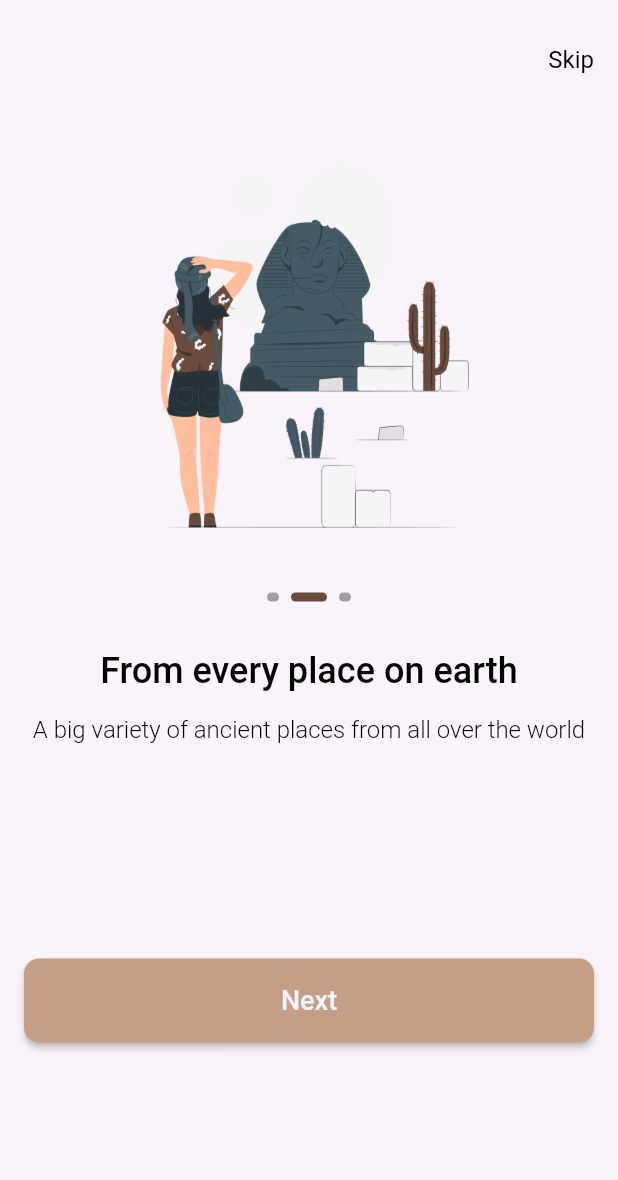
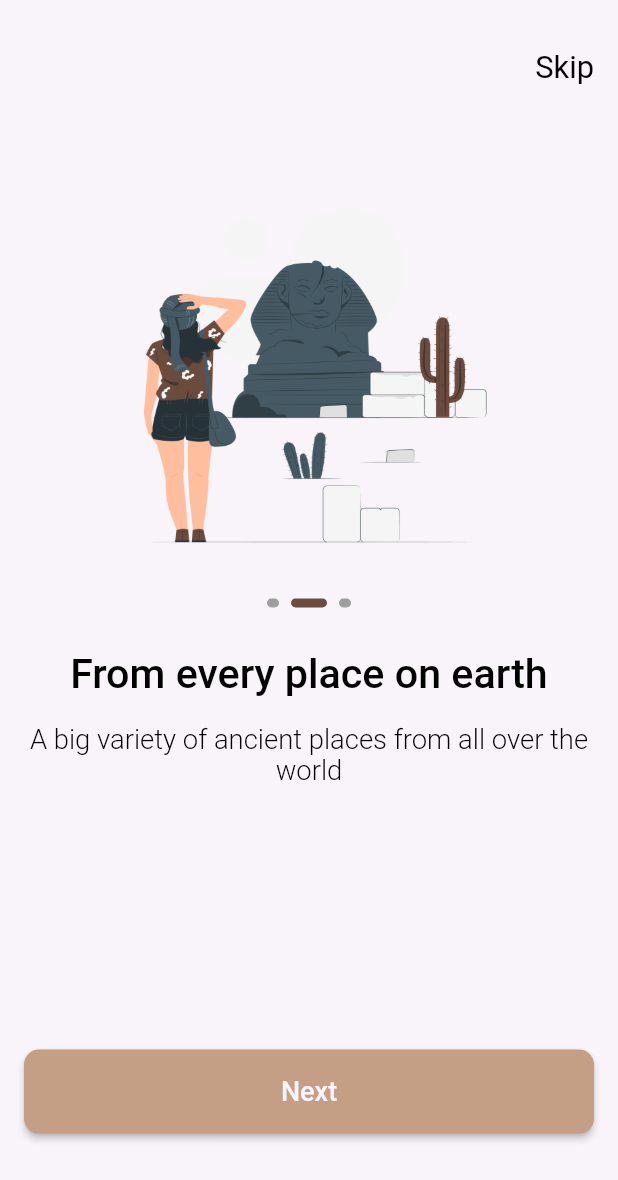
Before and after one commit to elsankary99/dalel_app, a Flutter app: the screen it shows after launch, swiped to page 2, on a phone screen of 412 x 824 dp. Shown: the top 1180 px of the screen. Run offline on Flutter 3.47's test engine with Material 2 defaults, Android fonts, the phone set to English and light mode, and no system bars; drawn by our look-alikes of smooth_page_indicator; our stand-ins replace auto_route, device_preview, flutter_screenutil, shared_preferences; Roboto replaces fonts that are missing (Poppins).

Commit message:
make onboarding responsive

```diff
--- a/lib/app.dart
+++ b/lib/app.dart
@@ -1,4 +1,6 @@
+import 'package:device_preview/device_preview.dart';
 import 'package:flutter/material.dart';
+import 'package:flutter_screenutil/flutter_screenutil.dart';
 import 'package:test/core/constant/app_colors.dart';
 import 'package:test/core/router/app_router.dart';
 
@@ -7,10 +9,17 @@ class MyApp extends StatelessWidget {
 
   @override
   Widget build(BuildContext context) {
-    return MaterialApp.router(
-      debugShowCheckedModeBanner: false,
-      theme: ThemeData(scaffoldBackgroundColor: AppColors.offWhite),
-      routerConfig: router.config(),
-    );
+    return ScreenUtilInit(
+        designSize: const Size(360, 690),
+        minTextAdapt: true,
+        splitScreenMode: true,
+        builder: (context, child) => MaterialApp.router(
+              useInheritedMediaQuery: true,
+              locale: DevicePreview.locale(context),
+              builder: DevicePreview.appBuilder,
+              debugShowCheckedModeBanner: false,
+              theme: ThemeData(scaffoldBackgroundColor: AppColors.offWhite),
+              routerConfig: router.config(),
+            ));
   }
 }
--- a/lib/core/constant/app_text_style.dart
+++ b/lib/core/constant/app_text_style.dart
@@ -1,39 +1,40 @@
 import 'package:flutter/material.dart';
+import 'package:flutter_screenutil/flutter_screenutil.dart';
 import 'package:test/core/constant/app_colors.dart';
 
 abstract class CustomTextStyles {
   static final pacifico400style64 = TextStyle(
-    fontSize: 64,
+    fontSize: 64.sp,
     fontWeight: FontWeight.w400,
     color: AppColors.deebBrown,
     fontFamily: "Pacifico",
   );
   static final pacifico600style28 = TextStyle(
-    fontSize: 28,
+    fontSize: 28.sp,
     fontWeight: FontWeight.w600,
     color: AppColors.black,
     fontFamily: "Poppins",
   );
   static final pacifico400style12 = TextStyle(
-    fontSize: 12,
+    fontSize: 12.sp,
     fontWeight: FontWeight.w400,
     color: AppColors.deebGrey,
     fontFamily: "Poppins",
   );
   static final pacifico500style18 = TextStyle(
-    fontSize: 18,
+    fontSize: 18.sp,
     fontWeight: FontWeight.w500,
     color: AppColors.grey,
     fontFamily: "Poppins",
   );
-  static const poppins500style24 = TextStyle(
-    fontSize: 24,
+  static final poppins500style24 = TextStyle(
+    fontSize: 24.sp,
     fontWeight: FontWeight.w500,
     color: Colors.black,
     fontFamily: "Poppins",
   );
-  static const poppins300style16 = TextStyle(
-    fontSize: 16,
+  static final poppins300style16 = TextStyle(
+    fontSize: 16.sp,
     fontWeight: FontWeight.w300,
     color: Colors.black,
     fontFamily: "Poppins",
--- /dev/null
+++ b/lib/core/extension/media_query.dart
@@ -0,0 +1,6 @@
+import 'package:flutter/material.dart';
+
+extension MediaQueryValues on BuildContext {
+  double get width => MediaQuery.of(this).size.width;
+  double get height => MediaQuery.of(this).size.height;
+}
--- a/lib/screen/view/OnBoarding/onboarding_page.dart
+++ b/lib/screen/view/OnBoarding/onboarding_page.dart
@@ -1,5 +1,6 @@
 import 'package:auto_route/auto_route.dart';
 import 'package:flutter/material.dart';
+import 'package:test/core/extension/media_query.dart';
 import 'package:test/screen/widget/onboaeding_widget/last_onboarding_btn.dart';
 import 'package:test/screen/widget/onboaeding_widget/onboarding_appbar.dart';
 import 'package:test/screen/widget/onboaeding_widget/onboarding_indecator.dart';
@@ -24,7 +25,7 @@ class _OnBoardingPageState extends State<OnBoardingPage> {
           child: ListView(
             physics: const BouncingScrollPhysics(),
             children: [
-              const SizedBox(height: 30),
+              SizedBox(height: context.height * 0.04),
               const OnBoardingAppBar(),
               OnBoardingIndicator(
                 controller: controller,
--- a/lib/screen/widget/onboaeding_widget/last_onboarding_btn.dart
+++ b/lib/screen/widget/onboaeding_widget/last_onboarding_btn.dart
@@ -1,8 +1,10 @@
 import 'package:auto_route/auto_route.dart';
 import 'package:flutter/material.dart';
+import 'package:flutter_screenutil/flutter_screenutil.dart';
 import 'package:test/core/constant/app_colors.dart';
 import 'package:test/core/constant/app_strings.dart';
 import 'package:test/core/constant/app_text_style.dart';
+import 'package:test/core/extension/media_query.dart';
 import 'package:test/core/router/app_router.dart';
 import 'package:test/core/widget/custom_button.dart';
 import 'package:test/data/model/onboarding_model/onboarding_model.dart';
@@ -17,7 +19,7 @@ class LastOnBoardingButton extends StatelessWidget {
     return currentIndex != onboardingList.length - 1
         ? Column(
             children: [
-              const SizedBox(height: 40),
+              SizedBox(height: context.height * 0.13),
               CustomButton(
                   text: AppStrings.next,
                   onPressed: () {
@@ -28,21 +30,22 @@ class LastOnBoardingButton extends StatelessWidget {
             ],
           )
         : Column(children: [
-            const SizedBox(height: 16),
+            SizedBox(height: context.height * 0.091),
             CustomButton(
                 text: AppStrings.createAccount,
                 onPressed: () => context.router.replace(const SignUpRoute())),
-            const SizedBox(height: 12),
+            SizedBox(height: context.height * 0.02),
             GestureDetector(
               onTap: () => context.router.replace(const LoginRoute()),
               child: Text(AppStrings.loginNow,
                   style: CustomTextStyles.poppins300style16.copyWith(
                     fontWeight: FontWeight.w400,
+                    fontSize: 16.sp,
                     color: AppColors.deebBrown,
                     decoration: TextDecoration.underline,
                   )),
             ),
-            const SizedBox(height: 7),
+            SizedBox(height: context.height * 0.02),
           ]);
   }
 }
--- a/lib/screen/widget/onboaeding_widget/onBoarding_body.dart
+++ b/lib/screen/widget/onboaeding_widget/onBoarding_body.dart
@@ -1,5 +1,6 @@
 import 'package:flutter/material.dart';
 import 'package:test/core/constant/app_text_style.dart';
+import 'package:test/core/extension/media_query.dart';
 import 'package:test/data/model/onboarding_model/onboarding_model.dart';
 import 'package:test/screen/widget/onboaeding_widget/custom_somth_indicator.dart';
 
@@ -17,23 +18,23 @@ class OnBoardingBody extends StatelessWidget {
   Widget build(BuildContext context) {
     return Column(
       children: [
-        const SizedBox(height: 42),
+        SizedBox(height: context.height * 0.08),
         Container(
-          height: 270,
-          width: 278,
+          height: context.height * 0.3,
+          width: context.width * 0.75,
           decoration: BoxDecoration(
               image: DecorationImage(
                   image: AssetImage(data.image), fit: BoxFit.fill)),
         ),
-        const SizedBox(height: 34),
+        SizedBox(height: context.width * 0.07),
         CustomSmoothPageIndicator(controller: controller),
-        const SizedBox(height: 32),
+        SizedBox(height: context.width * 0.07),
         Text(data.title,
             textAlign: TextAlign.center,
             maxLines: 2,
             overflow: TextOverflow.ellipsis,
             style: CustomTextStyles.poppins500style24),
-        const SizedBox(height: 16),
+        SizedBox(height: context.width * 0.04),
         Text(data.subTitle,
             textAlign: TextAlign.center,
             maxLines: 2,
--- a/lib/screen/widget/onboaeding_widget/onboarding_appbar.dart
+++ b/lib/screen/widget/onboaeding_widget/onboarding_appbar.dart
@@ -1,5 +1,6 @@
 import 'package:auto_route/auto_route.dart';
 import 'package:flutter/material.dart';
+import 'package:flutter_screenutil/flutter_screenutil.dart';
 import 'package:test/core/constant/app_strings.dart';
 import 'package:test/core/constant/app_text_style.dart';
 import 'package:test/core/router/app_router.dart';
@@ -18,7 +19,7 @@ class OnBoardingAppBar extends StatelessWidget {
           onTap: () => context.router.replace(const SignUpRoute()),
           child: Text(AppStrings.skip,
               style: CustomTextStyles.poppins300style16
-                  .copyWith(fontWeight: FontWeight.w400)),
+                  .copyWith(fontWeight: FontWeight.w400, fontSize: 18.sp)),
         ),
       ],
     );
--- a/lib/screen/widget/onboaeding_widget/onboarding_indecator.dart
+++ b/lib/screen/widget/onboaeding_widget/onboarding_indecator.dart
@@ -1,4 +1,5 @@
 import 'package:flutter/material.dart';
+import 'package:test/core/extension/media_query.dart';
 import 'package:test/data/model/onboarding_model/onboarding_model.dart';
 import 'package:test/screen/widget/onboaeding_widget/onBoarding_body.dart';
 
@@ -14,7 +15,7 @@ class OnBoardingIndicator extends StatelessWidget {
   @override
   Widget build(BuildContext context) {
     return SizedBox(
-      height: 550,
+      height: context.height * 0.65,
       child: PageView.builder(
         onPageChanged: onPageChanged,
         physics: const BouncingScrollPhysics(),
--- a/pubspec.yaml
+++ b/pubspec.yaml
@@ -30,8 +30,11 @@ environment:
 dependencies:
   auto_route: ^7.8.3
   cupertino_icons: ^1.0.2
+  device_preview: ^1.1.0
   flutter:
     sdk: flutter
+  flutter_screenutil: ^5.9.0
+  shared_preferences: ^2.2.1
   smooth_page_indicator: ^1.1.0
 
 dev_dependencies:
```
Also changed, not shown: lib/core/database/shared_pref_helper.dart (added, +71 -0 lines), lib/main.dart (+6 -1 lines), pubspec.lock, 1 other file.
